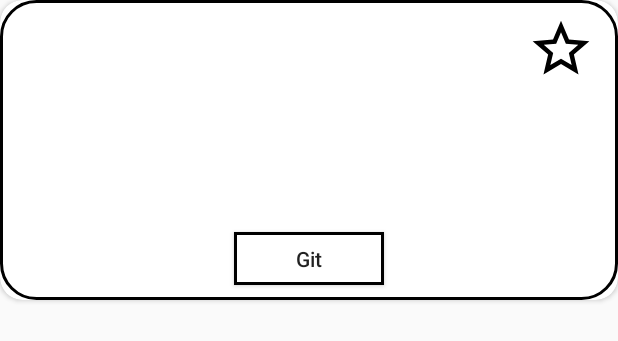
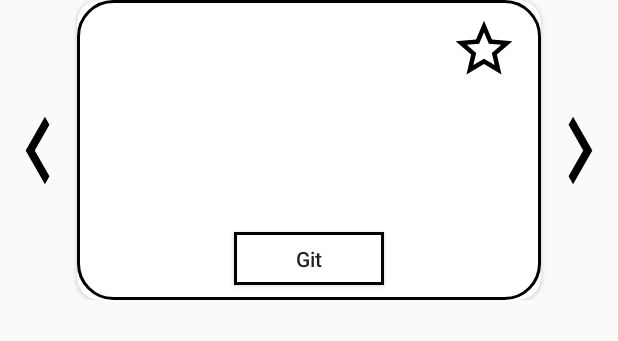
Before and after one commit to atilayorun/51cd865a26fe10ab2fb316fe6528f889, an Android app: the layout item_station.xml on its own in the app's theme, with its tools: preview values and no code run, on a phone screen of 412 x 824 dp. Shown: the top 341 px of the screen. Run offline under Robolectric (Android 15) with nearby library versions, the phone set to English and light mode, and no system bars.

```diff
--- a/app/src/main/java/com/example/a51cd865a26fe10ab2fb316fe6528f889/viewModel/StationViewModel.kt
+++ b/app/src/main/java/com/example/a51cd865a26fe10ab2fb316fe6528f889/viewModel/StationViewModel.kt
@@ -41,7 +41,7 @@ class StationViewModel : ViewModel() {
             station.coordinateY,
             spacecraftLiveData.value!!.coordinateY
         )
-        if (spacecraftLiveData.value!!.universalSpaceTime - distance < station.distanceToSpacecraft) {
+        if (spacecraftLiveData.value!!.universalSpaceTime < distance) {
             canGo.postValue(false)
         } else if (spacecraftLiveData.value!!.spaceSuitCount == 0) {
             canGo.postValue(false)
@@ -49,7 +49,7 @@ class StationViewModel : ViewModel() {
 //        else if (spacecraftLiveData.value!!.damageCapacity < 0) {
 //            canGo.postValue(false)
 //        }
-        else if (spacecraftLiveData.value!!.enduranceTime < station.distanceToSpacecraft) {
+        else if (spacecraftLiveData.value!!.enduranceTime < station.distanceToSpacecraft*1000) {
             canGo.postValue(false)
         }
         else {
--- a/app/src/main/res/layout/item_station.xml
+++ b/app/src/main/res/layout/item_station.xml
@@ -1,49 +1,58 @@
 <?xml version="1.0" encoding="utf-8"?>
-<androidx.cardview.widget.CardView android:layout_width="match_parent"
+<androidx.constraintlayout.widget.ConstraintLayout android:layout_width="match_parent"
     android:layout_height="200dp"
     xmlns:app="http://schemas.android.com/apk/res-auto"
+    xmlns:android="http://schemas.android.com/apk/res/android">
+
+    <androidx.cardview.widget.CardView
+        android:id="@+id/cardView"
+        android:layout_width="0dp"
+        android:layout_height="0dp"
         android:foreground="@drawable/bg_roundrect_ripple_black_border"
         app:cardCornerRadius="15dp"
-    xmlns:android="http://schemas.android.com/apk/res/android">
+        app:layout_constraintBottom_toBottomOf="parent"
+        app:layout_constraintEnd_toStartOf="@+id/iv_rightArrow"
+        app:layout_constraintStart_toEndOf="@+id/iv_leftArrow"
+        app:layout_constraintTop_toTopOf="parent">
 
         <TextView
             android:id="@+id/tv_capacityAndStock"
             android:layout_width="wrap_content"
             android:layout_height="wrap_content"
+            android:layout_marginLeft="15dp"
             android:layout_marginTop="15dp"
-        android:layout_marginLeft="15dp"
-        android:textColor="#000000"
             android:fontFamily="@font/lato_regular"
-        android:text="" />
+            android:text=""
+            android:textColor="#000000" />
 
         <TextView
             android:id="@+id/tv_distanceToSpacecraft"
             android:layout_width="wrap_content"
             android:layout_height="wrap_content"
+            android:layout_marginLeft="15dp"
             android:layout_marginTop="45dp"
-        android:layout_marginLeft="15dp"
-        android:textColor="#000000"
             android:fontFamily="@font/lato_regular"
-        android:text="" />
+            android:text=""
+            android:textColor="#000000" />
 
         <ImageView
             android:id="@+id/iv_fav"
-        android:layout_marginTop="10dp"
             android:layout_width="45dp"
             android:layout_height="45dp"
+            android:layout_gravity="right"
+            android:layout_marginTop="10dp"
             android:layout_marginRight="15dp"
-        android:layout_gravity="right"
-        android:src="@drawable/ic_star_border_black"/>
+            android:src="@drawable/ic_star_border_black" />
 
         <TextView
             android:id="@+id/tv_stationName"
             android:layout_width="wrap_content"
             android:layout_height="wrap_content"
+            android:layout_gravity="center"
             android:fontFamily="@font/lato_regular"
-        android:layout_gravity="center"
-        android:textSize="25sp"
             android:text=""
-        android:textColor="#000000" />
+            android:textColor="#000000"
+            android:textSize="25sp" />
 
         <Button
             android:id="@+id/btn_travel"
@@ -52,8 +61,32 @@
             android:layout_gravity="center|bottom"
             android:layout_marginBottom="10dp"
             android:background="#FFF"
-        android:textAllCaps="false"
             android:foreground="@drawable/bg_square_ripple_black_border"
-        android:text="Git" />
+            android:text="Git"
+            android:textAllCaps="false" />
+    </androidx.cardview.widget.CardView>
 
-</androidx.cardview.widget.CardView>
+    <ImageView
+        android:id="@+id/iv_rightArrow"
+        android:layout_width="51dp"
+        android:layout_height="90dp"
+        android:scaleType="fitXY"
+        android:src="@drawable/ic_chevron_right_black"
+        android:tint="#000000"
+        app:layout_constraintBottom_toBottomOf="@+id/cardView"
+        app:layout_constraintEnd_toEndOf="parent"
+        app:layout_constraintTop_toTopOf="parent" />
+
+    <ImageView
+        android:id="@+id/iv_leftArrow"
+        android:layout_width="51dp"
+        android:layout_height="90dp"
+        android:scaleType="fitXY"
+        android:src="@drawable/ic_chevron_left_black"
+        android:tint="#000000"
+        app:layout_constraintBottom_toBottomOf="@+id/cardView"
+        app:layout_constraintStart_toStartOf="parent"
+        app:layout_constraintTop_toTopOf="parent" />
+
+
+</androidx.constraintlayout.widget.ConstraintLayout>
```
Also changed, not shown: app/src/main/java/com/example/a51cd865a26fe10ab2fb316fe6528f889/adapter/StationAdapter.kt (+22 -1 lines), app/src/main/java/com/example/a51cd865a26fe10ab2fb316fe6528f889/ui/StationFragment.kt (+7 -45 lines), app/src/main/res/layout/fragment_creating_spacecraft.xml (+16 -14 lines), app/src/main/res/layout/fragment_station.xml (+2 -25 lines). Lines whose indentation alone changed are shown as unchanged.
